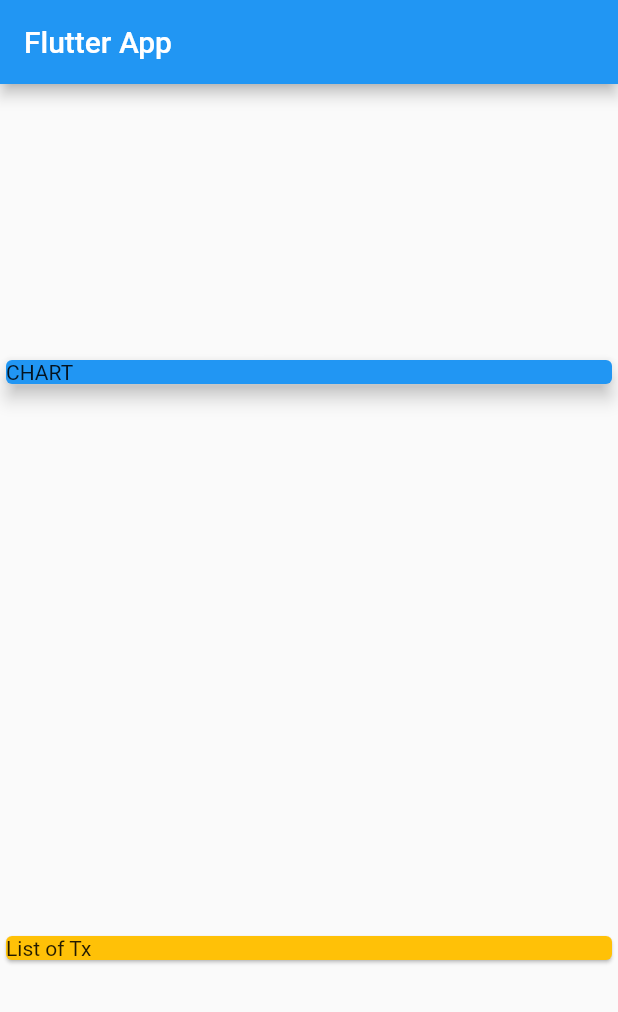
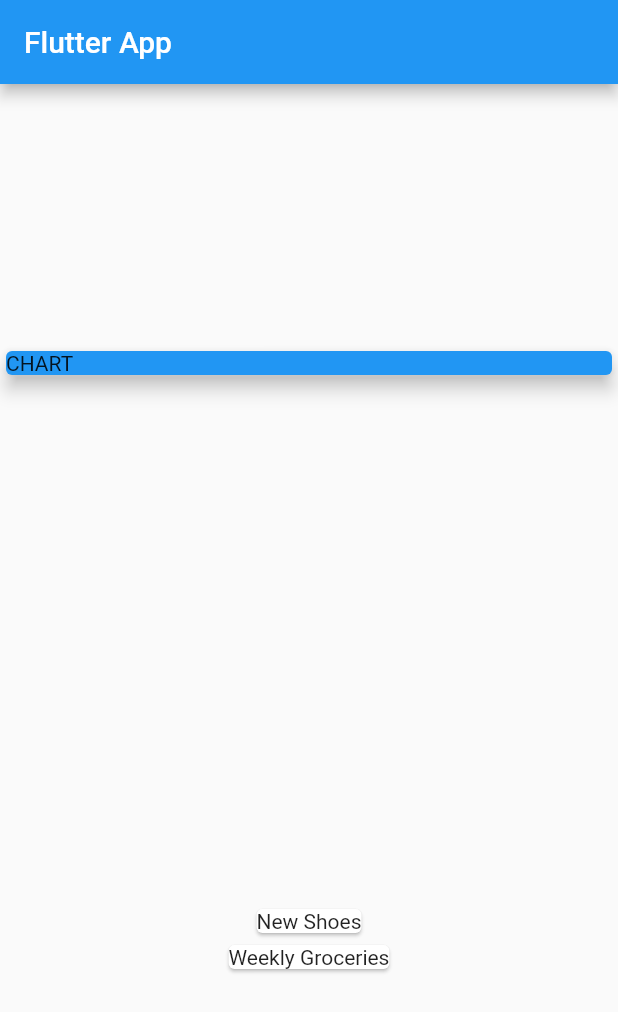
Before and after one commit to janbmagnait/personal_expense_tracker, a Flutter app: the screen it shows after launch, on a phone screen of 412 x 824 dp. Shown: the top 1012 px of the screen. Run offline on Flutter 3.47's test engine with Material 2 defaults, Android fonts, the phone set to English and light mode, and no system bars.

Commit message:
75 Mapping Data into Widgets

```diff
--- a/lib/main.dart
+++ b/lib/main.dart
@@ -47,10 +47,13 @@ class MyHomePage extends StatelessWidget {
               elevation: 5,
             ),
           ),
-          Card(
-            color: Colors.amber,
-            child: Text('List of Tx'),
-          )
+          Column(
+            children: transactions.map((tx) {
+              return Card(
+                child: Text(tx.title),
+              );
+            }).toList(),
+          ),
         ],
       ),
     );
```
